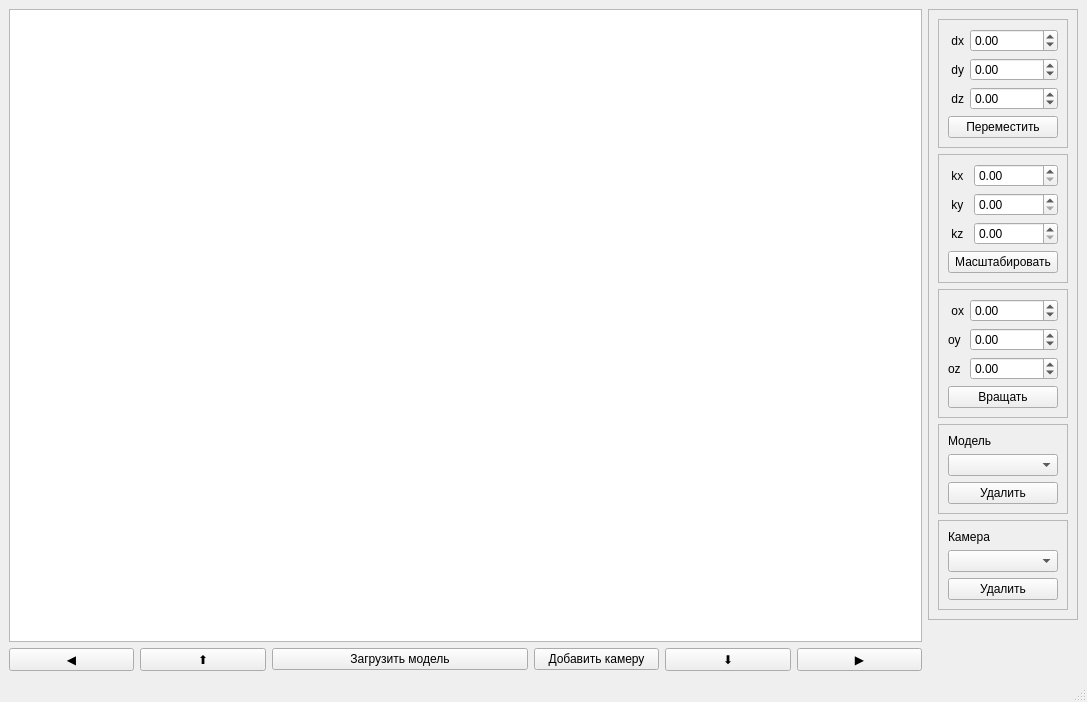
Above: lab_03/design.ui from migregal/bmstu-iu7-oop before the change. Below: the same form after it.
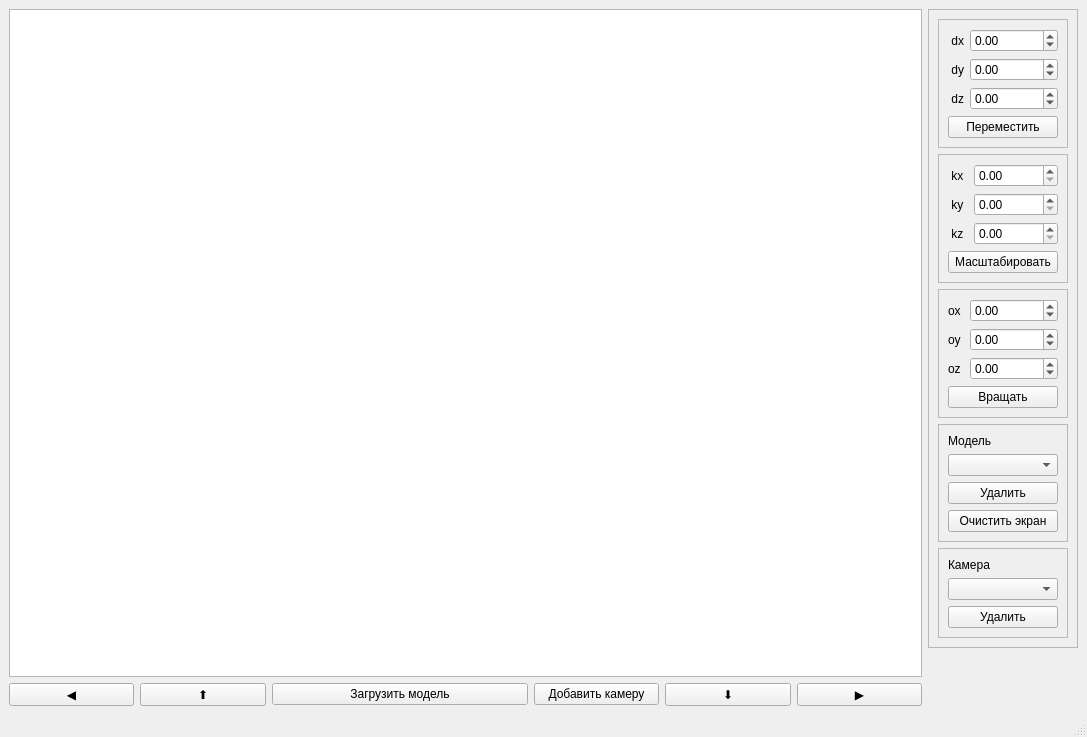
That is the form after the change.

Commit message: Screen clearing added

```diff
--- a/lab_03/design.ui
+++ b/lab_03/design.ui
@@ -7,7 +7,7 @@
     <x>0</x>
     <y>0</y>
     <width>1087</width>
-    <height>702</height>
+    <height>737</height>
    </rect>
   </property>
   <property name="windowTitle">
@@ -20,6 +20,12 @@
    <layout class="QGridLayout" name="gridLayout_3">
     <item row="2" column="0">
      <widget class="QPushButton" name="left_button">
+      <property name="font">
+       <font>
+        <family>Arial</family>
+        <pointsize>9</pointsize>
+       </font>
+      </property>
       <property name="text">
        <string>◀</string>
       </property>
@@ -27,6 +33,12 @@
     </item>
     <item row="2" column="4">
      <widget class="QPushButton" name="add_camera">
+      <property name="font">
+       <font>
+        <family>Arial</family>
+        <pointsize>9</pointsize>
+       </font>
+      </property>
       <property name="text">
        <string>Добавить камеру</string>
       </property>
@@ -34,6 +46,12 @@
     </item>
     <item row="2" column="2" colspan="2">
      <widget class="QPushButton" name="load_button">
+      <property name="font">
+       <font>
+        <family>Arial</family>
+        <pointsize>9</pointsize>
+       </font>
+      </property>
       <property name="text">
        <string>Загрузить модель</string>
       </property>
@@ -41,6 +59,12 @@
     </item>
     <item row="2" column="5">
      <widget class="QPushButton" name="down_button">
+      <property name="font">
+       <font>
+        <family>Arial</family>
+        <pointsize>9</pointsize>
+       </font>
+      </property>
       <property name="text">
        <string>⬇</string>
       </property>
@@ -48,16 +72,35 @@
     </item>
     <item row="2" column="6">
      <widget class="QPushButton" name="right_button">
+      <property name="font">
+       <font>
+        <family>Arial</family>
+        <pointsize>9</pointsize>
+       </font>
+      </property>
       <property name="text">
        <string>▶</string>
       </property>
      </widget>
     </item>
     <item row="0" column="0" colspan="7">
-     <widget class="QGraphicsView" name="graphicsView"/>
+     <widget class="QGraphicsView" name="graphicsView">
+      <property name="font">
+       <font>
+        <family>Arial</family>
+        <pointsize>9</pointsize>
+       </font>
+      </property>
+     </widget>
     </item>
     <item row="2" column="1">
      <widget class="QPushButton" name="up_button">
+      <property name="font">
+       <font>
+        <family>Arial</family>
+        <pointsize>9</pointsize>
+       </font>
+      </property>
       <property name="text">
        <string>⬆</string>
       </property>
@@ -71,6 +114,12 @@
         <verstretch>0</verstretch>
        </sizepolicy>
       </property>
+      <property name="font">
+       <font>
+        <family>Arial</family>
+        <pointsize>9</pointsize>
+       </font>
+      </property>
       <property name="frameShape">
        <enum>QFrame::StyledPanel</enum>
       </property>
@@ -238,6 +287,12 @@
            <verstretch>0</verstretch>
           </sizepolicy>
          </property>
+         <property name="font">
+          <font>
+           <family>Arial</family>
+           <pointsize>9</pointsize>
+          </font>
+         </property>
          <property name="frameShape">
           <enum>QFrame::StyledPanel</enum>
          </property>
@@ -272,13 +327,6 @@
             </property>
            </widget>
           </item>
-          <item row="0" column="0">
-           <widget class="QLabel" name="label_11">
-            <property name="text">
-             <string> ox</string>
-            </property>
-           </widget>
-          </item>
           <item row="2" column="1">
            <widget class="QDoubleSpinBox" name="oz_box">
             <property name="minimum">
@@ -303,11 +351,30 @@
             </property>
            </widget>
           </item>
+          <item row="0" column="0">
+           <widget class="QLabel" name="label_11">
+            <property name="font">
+             <font>
+              <family>Arial</family>
+              <pointsize>9</pointsize>
+             </font>
+            </property>
+            <property name="text">
+             <string>ox</string>
+            </property>
+           </widget>
+          </item>
          </layout>
         </widget>
        </item>
        <item>
         <widget class="QFrame" name="frame">
+         <property name="font">
+          <font>
+           <family>Arial</family>
+           <pointsize>9</pointsize>
+          </font>
+         </property>
          <property name="frameShape">
           <enum>QFrame::StyledPanel</enum>
          </property>
@@ -332,11 +399,36 @@
             </property>
            </widget>
           </item>
+          <item>
+           <widget class="QPushButton" name="clear_screen">
+            <property name="sizePolicy">
+             <sizepolicy hsizetype="Ignored" vsizetype="Fixed">
+              <horstretch>0</horstretch>
+              <verstretch>0</verstretch>
+             </sizepolicy>
+            </property>
+            <property name="font">
+             <font>
+              <family>Arial</family>
+              <pointsize>9</pointsize>
+             </font>
+            </property>
+            <property name="text">
+             <string>Очистить экран</string>
+            </property>
+           </widget>
+          </item>
          </layout>
         </widget>
        </item>
        <item>
         <widget class="QFrame" name="frame_5">
+         <property name="font">
+          <font>
+           <family>Arial</family>
+           <pointsize>9</pointsize>
+          </font>
+         </property>
          <property name="frameShape">
           <enum>QFrame::StyledPanel</enum>
          </property>
@@ -346,16 +438,35 @@
          <layout class="QVBoxLayout" name="verticalLayout_3">
           <item>
            <widget class="QLabel" name="label_8">
+            <property name="font">
+             <font>
+              <family>Arial</family>
+              <pointsize>9</pointsize>
+             </font>
+            </property>
             <property name="text">
              <string>Камера</string>
             </property>
            </widget>
           </item>
           <item>
-           <widget class="QComboBox" name="camera_choose"/>
+           <widget class="QComboBox" name="camera_choose">
+            <property name="font">
+             <font>
+              <family>Arial</family>
+              <pointsize>9</pointsize>
+             </font>
+            </property>
+           </widget>
           </item>
           <item>
            <widget class="QPushButton" name="delete_camera">
+            <property name="font">
+             <font>
+              <family>Arial</family>
+              <pointsize>9</pointsize>
+             </font>
+            </property>
             <property name="text">
              <string>Удалить</string>
             </property>
```
Left out of the diff: 155 changed lines with no effect on the pictures. The commit also changes 2 other files.
